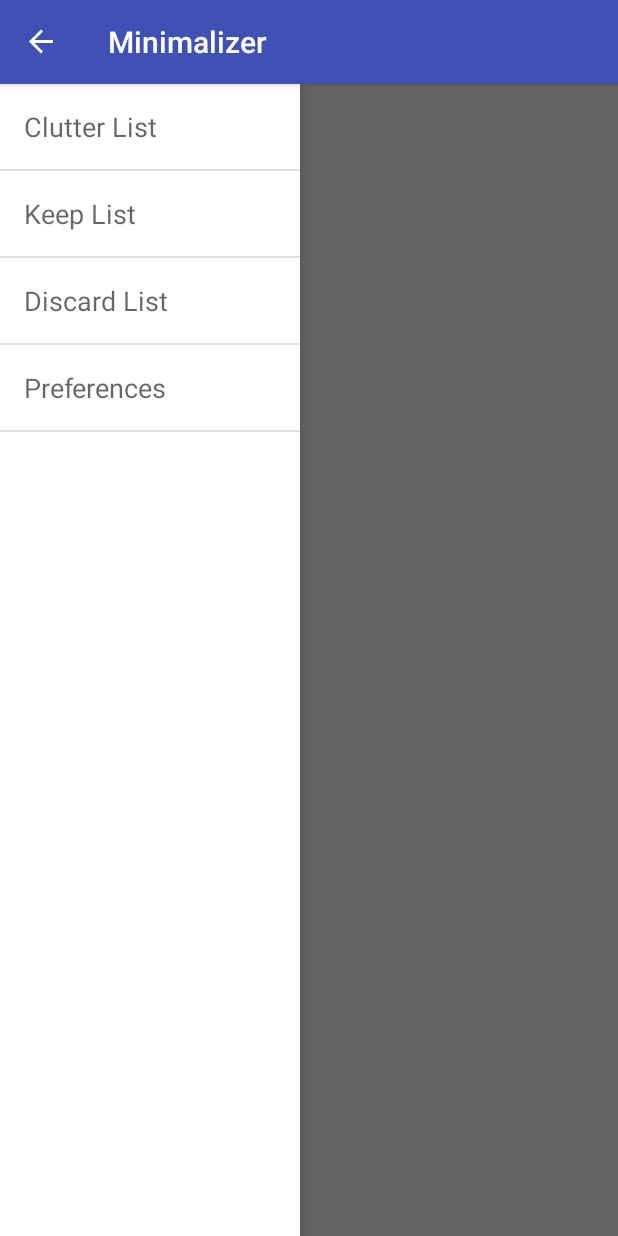
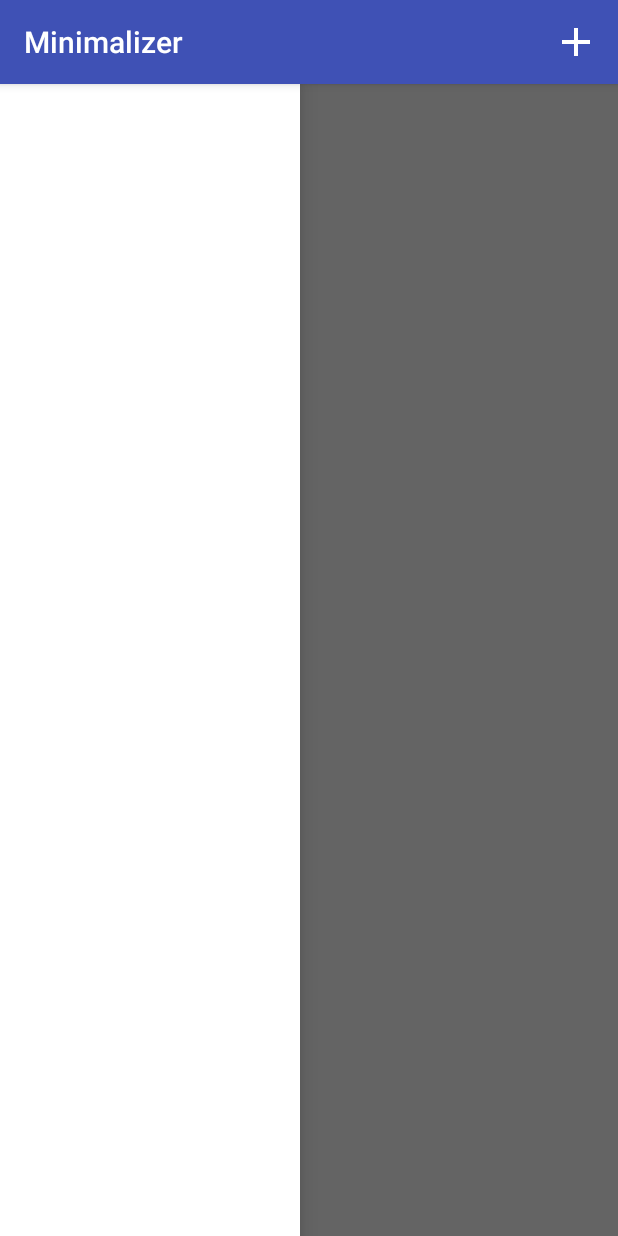
Before and after one commit to chrisdziewa/minimalizer, an Android app: the screen it shows after launch (MainActivity), with the side drawer open, on a phone screen of 412 x 824 dp. Run offline under Robolectric (Android 15) with nearby library versions, the phone set to English and light mode, and no system bars.

Commit message:
Remove preferences and navigation drawer

```diff
--- a/app/src/main/java/com/chrisdziewa/minimalizer/MainActivity.java
+++ b/app/src/main/java/com/chrisdziewa/minimalizer/MainActivity.java
@@ -2,16 +2,12 @@ package com.chrisdziewa.minimalizer;
 
 import android.app.Activity;
 import android.content.ContentValues;
-import android.content.res.Configuration;
 import android.database.Cursor;
 import android.os.Bundle;
-import android.preference.PreferenceFragment;
 import android.support.annotation.Nullable;
 import android.support.v4.app.LoaderManager;
 import android.support.v4.content.CursorLoader;
 import android.support.v4.content.Loader;
-import android.support.v4.widget.DrawerLayout;
-import android.support.v7.app.ActionBarDrawerToggle;
 import android.support.v7.app.AppCompatActivity;
 import android.support.v7.widget.LinearLayoutManager;
 import android.support.v7.widget.RecyclerView;
@@ -23,12 +19,9 @@ import android.view.MenuItem;
 import android.view.View;
 import android.view.inputmethod.EditorInfo;
 import android.view.inputmethod.InputMethodManager;
-import android.widget.AdapterView;
-import android.widget.ArrayAdapter;
 import android.widget.EditText;
 import android.widget.ImageButton;
 import android.widget.LinearLayout;
-import android.widget.ListView;
 import android.widget.TextView;
 
 import com.chrisdziewa.minimalizer.data.ItemContract.ItemEntry;
@@ -46,12 +39,6 @@ public class MainActivity extends AppCompatActivity implements
     };
     private static final String INPUT_TEXT_KEY = "inputText";
 
-    // Navigation Drawer Variables
-    private DrawerLayout mDrawerLayout;
-    private ListView mDrawerList;
-    private ActionBarDrawerToggle mDrawerToggle;
-    private String[] mDrawerLinks;
-
     private ItemAdapter mItemAdapter;
     private RecyclerView mRecyclerView;
     private LinearLayout mAddButtonBar;
@@ -67,46 +54,6 @@ public class MainActivity extends AppCompatActivity implements
         super.onCreate(savedInstanceState);
         setContentView(R.layout.activity_main);
 
-        // Setup navigation drawer
-        mDrawerLayout = (DrawerLayout) findViewById(R.id.navigation_drawer);
-        mDrawerList = (ListView) findViewById(R.id.navigation_drawer_list);
-        mDrawerLinks = getResources().getStringArray(R.array.navigation_list);
-        mDrawerList.setAdapter(new ArrayAdapter<String>(
-                this, R.layout.navigation_list_item, mDrawerLinks)
-        );
-
-        mDrawerToggle = new ActionBarDrawerToggle(
-                this, mDrawerLayout, R.string.drawer_open, R.string.drawer_close) {
-
-            @Override
-            public void onDrawerOpened(View drawerView) {
-                super.onDrawerOpened(drawerView);
-                invalidateOptionsMenu();
-            }
-
-            @Override
-            public void onDrawerClosed(View drawerView) {
-                super.onDrawerClosed(drawerView);
-                invalidateOptionsMenu();
-            }
-        };
-
-        mDrawerLayout.addDrawerListener(mDrawerToggle);
-
-        mDrawerList.setOnItemClickListener(new AdapterView.OnItemClickListener() {
-            @Override
-            public void onItemClick(AdapterView<?> adapterView, View view, int i, long l) {
-                if (i == 3) {
-                    PreferenceFragment fragment = new SettingsFragment();
-                    getFragmentManager()
-                            .beginTransaction()
-                            .add(fragment, "Preference Fragment")
-                            .commit();
-                }
-            }
-        });
-
-        // End navigation bar setup
         mAddButtonBar = (LinearLayout) findViewById(R.id.add_item_bar);
         mAddItemEditText = (EditText) findViewById(R.id.new_item_edit_text);
         if (savedInstanceState != null) {
@@ -135,31 +82,7 @@ public class MainActivity extends AppCompatActivity implements
             mAddButtonBar.setVisibility(View.GONE);
         }
 
-        getSupportActionBar().setDisplayHomeAsUpEnabled(true);
-        getSupportActionBar().setHomeButtonEnabled(true);
         getSupportLoaderManager().initLoader(ITEM_LOADER_ID, null, this);
-    }
-
-    /* Called whenever we call invalidateOptionsMenu() */
-    @Override
-    public boolean onPrepareOptionsMenu(Menu menu) {
-        // If the nav drawer is open, hide action items related to the content view
-        boolean drawerOpen = mDrawerLayout.isDrawerOpen(mDrawerList);
-        menu.findItem(R.id.action_add).setVisible(!drawerOpen);
-        return super.onPrepareOptionsMenu(menu);
-    }
-
-    @Override
-    protected void onPostCreate(Bundle savedInstanceState) {
-        super.onPostCreate(savedInstanceState);
-        // Sync the toggle state after onRestoreInstanceState has occurred.
-        mDrawerToggle.syncState();
-    }
-
-    @Override
-    public void onConfigurationChanged(Configuration newConfig) {
-        super.onConfigurationChanged(newConfig);
-        mDrawerToggle.onConfigurationChanged(newConfig);
     }
 
     @Override
@@ -173,10 +96,6 @@ public class MainActivity extends AppCompatActivity implements
 
     @Override
     public boolean onOptionsItemSelected(MenuItem item) {
-
-        if (mDrawerToggle.onOptionsItemSelected(item)) {
-            return true;
-        }
 
         switch (item.getItemId()) {
             case R.id.action_add:
--- a/app/src/main/res/values/arrays.xml
+++ b/app/src/main/res/values/arrays.xml
@@ -1,9 +1,3 @@
 <?xml version="1.0" encoding="utf-8"?>
 <resources>
-    <array name="prefs_minimalist_level_values">
-        <item>0</item>
-        <item>1</item>
-        <item>2</item>
-        <item>3</item>
-    </array>
 </resources>
--- a/app/src/main/res/values/strings.xml
+++ b/app/src/main/res/values/strings.xml
@@ -4,22 +4,7 @@
     <string name="new_item_hint">Add a new item</string>
     <string name="add_item_button">Add Item</string>
 
-    <!-- Navigation Drawer -->
-    <string-array name="navigation_list">
-        <item>Clutter List</item>
-        <item>Keep List</item>
-        <item>Discard List</item>
-        <item>Preferences</item>
-    </string-array>
-
     <string name="drawer_open">Open navigation drawer</string>
     <string name="drawer_close">Close navigation drawer</string>
 
-    <!-- Preferences -->
-    <string-array name="prefs_minimalist_levels">
-        <item>Easy</item>
-        <item>Normal</item>
-        <item>Advanced</item>
-        <item>Expert</item>
-    </string-array>
 </resources>
```
